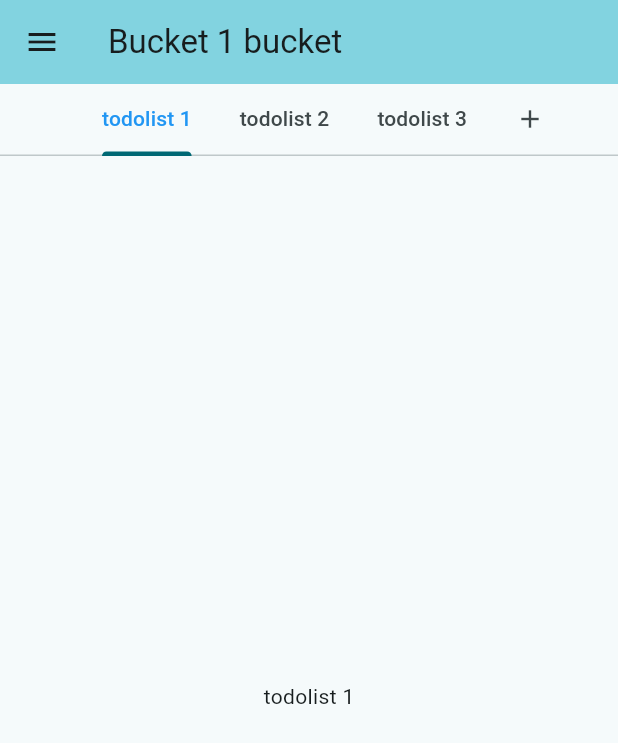
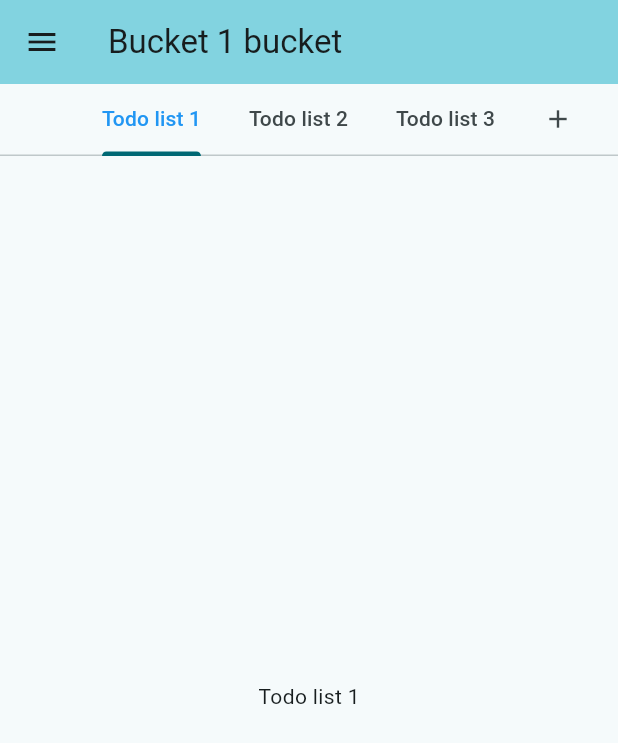
Before and after one commit to kacpereqo/bucket-list, a Flutter app: the screen it shows after launch, on a phone screen of 412 x 824 dp. Shown: the top 743 px of the screen. Run offline on Flutter 3.47's test engine with Material 3 defaults, Android fonts, the phone set to English and light mode, and no system bars.

Commit message:
refa: removed todoService

```diff
--- a/frontend/lib/dto/bucketDTO.dart
+++ b/frontend/lib/dto/bucketDTO.dart
@@ -1,6 +1,10 @@
+import 'package:bucket_list/dto/todoListDTO.dart';
+
 class BucketDTO {
   final int id;
   final String name;
 
-  BucketDTO({required this.id, required this.name});
+  List<TodoListDTO> todoLists = [];
+
+  BucketDTO({required this.id, required this.name, this.todoLists = const []});
 }
--- a/frontend/lib/services/bucketService.dart
+++ b/frontend/lib/services/bucketService.dart
@@ -1,4 +1,5 @@
 import 'package:bucket_list/dto/bucketDTO.dart';
+import 'package:bucket_list/dto/todoListDTO.dart';
 
 class BucketService {
   BucketService._();
@@ -6,17 +7,48 @@ class BucketService {
   static final BucketService instance = BucketService._();
 
   final List<BucketDTO> _lists = [
-    BucketDTO(id: 0, name: "Bucket 1"),
-    BucketDTO(id: 1, name: "Bucket 2"),
-    BucketDTO(id: 2, name: "Bucket 3"),
+    BucketDTO(
+      id: 0,
+      name: "Bucket 1",
+      todoLists: [
+        TodoListDTO(id: 1, name: "Todo list 1"),
+        TodoListDTO(id: 2, name: "Todo list 2"),
+        TodoListDTO(id: 3, name: "Todo list 3"),
+      ],
+    ),
+    BucketDTO(
+      id: 1,
+      name: "Bucket 2",
+      todoLists: [
+        TodoListDTO(id: 4, name: "Todo list 1"),
+        TodoListDTO(id: 5, name: "Todo list 2"),
+        TodoListDTO(id: 6, name: "Todo list 3"),
+      ],
+    ),
+    BucketDTO(
+      id: 2,
+      name: "Bucket 3",
+      todoLists: [
+        TodoListDTO(id: 7, name: "Todo list 1"),
+        TodoListDTO(id: 8, name: "Todo list 2"),
+        TodoListDTO(id: 9, name: "Todo list 3"),
+      ],
+    ),
   ];
 
   List<BucketDTO> getAll() {
     return _lists;
   }
 
-  void add(String name) {
+  void addBucket(String name) {
     _lists.add(BucketDTO(id: _lists.length, name: name));
+  }
+
+  void addTodoList(int bucketId, String name) {
+    _lists
+        .firstWhere((e) => e.id == bucketId)
+        .todoLists
+        .add(TodoListDTO(id: _lists.length, name: name));
   }
 
   void delete(int id) {
--- a/frontend/lib/services/todoService.dart
+++ /dev/null
@@ -1,25 +0,0 @@
-import 'package:bucket_list/dto/todoListDTO.dart';
-
-class TodoService {
-  TodoService._();
-
-  static final TodoService instance = TodoService._();
-
-  final List<TodoListDTO> _lists = [
-    TodoListDTO(id: 0, name: "todolist 1"),
-    TodoListDTO(id: 1, name: "todolist 2"),
-    TodoListDTO(id: 2, name: "todolist 3"),
-  ];
-
-  List<TodoListDTO> getAll() {
-    return _lists;
-  }
-
-  void add(String name) {
-    _lists.add(TodoListDTO(id: _lists.length, name: name));
-  }
-
-  void delete(int id) {
-    _lists.removeWhere((e) => e.id == id);
-  }
-}
--- a/frontend/lib/views/BucketView.dart
+++ b/frontend/lib/views/BucketView.dart
@@ -1,11 +1,11 @@
-import 'package:bucket_list/services/todoService.dart';
+import 'package:bucket_list/dto/bucketDTO.dart';
+import 'package:bucket_list/services/bucketService.dart';
 import 'package:flutter/material.dart';
 import 'package:bucket_list/dto/todoListDTO.dart';
 
 class BucketView extends StatefulWidget {
-  final int id;
-
-  const BucketView({super.key, required this.id});
+  final BucketDTO bucket;
+  const BucketView({super.key, required this.bucket});
 
   @override
   State<BucketView> createState() => _BucketViewState();
@@ -13,17 +13,19 @@ class BucketView extends StatefulWidget {
 
 class _BucketViewState extends State<BucketView>
     with SingleTickerProviderStateMixin {
-  final TodoService todoService = TodoService.instance;
   final TextEditingController nameController = TextEditingController();
 
-  List<TodoListDTO> todoLists = [];
+  TabController? _controller;
 
-  TabController? _controller;
+  BucketService bucketService = BucketService.instance;
 
   void _recreateController() {
     final old = _controller;
 
-    _controller = TabController(length: todoLists.length + 1, vsync: this);
+    _controller = TabController(
+      length: widget.bucket.todoLists.length + 1,
+      vsync: this,
+    );
 
     old?.dispose();
 
@@ -32,7 +34,6 @@ class _BucketViewState extends State<BucketView>
 
   void fetchData() {
     setState(() {
-      todoLists = todoService.getAll();
       _recreateController();
     });
   }
@@ -58,7 +59,6 @@ class _BucketViewState extends State<BucketView>
           ),
           TextButton(
             onPressed: () {
-              todoService.add(nameController.text);
               fetchData();
               Navigator.pop(context);
             },
@@ -72,8 +72,6 @@ class _BucketViewState extends State<BucketView>
   @override
   void initState() {
     super.initState();
-
-    todoLists = todoService.getAll();
     _recreateController();
   }
 
@@ -92,14 +90,14 @@ class _BucketViewState extends State<BucketView>
           isScrollable: true,
           labelColor: Colors.blue,
           onTap: (index) {
-            if (index == todoLists.length) {
-              _controller?.animateTo(todoLists.length - 1);
+            if (index == widget.bucket.todoLists.length) {
+              _controller?.animateTo(widget.bucket.todoLists.length - 1);
 
               showAddDialog();
             }
           },
           tabs: [
-            ...todoLists.map((e) => Tab(text: e.name)),
+            ...widget.bucket.todoLists.map((e) => Tab(text: e.name)),
             const Tab(icon: Icon(Icons.add, size: 20)),
           ],
         ),
@@ -108,7 +106,7 @@ class _BucketViewState extends State<BucketView>
           child: TabBarView(
             controller: _controller,
             children:
-                todoLists.map((e) {
+                widget.bucket.todoLists.map((e) {
                   return Center(child: Text(e.name));
                 }).toList() +
                 [Center()],
--- a/frontend/lib/views/homeView.dart
+++ b/frontend/lib/views/homeView.dart
@@ -1,3 +1,5 @@
+import 'dart:developer';
+
 import 'package:bucket_list/dto/bucketDTO.dart';
 import 'package:bucket_list/services/bucketService.dart';
 import 'package:bucket_list/views/BucketView.dart';
@@ -31,7 +33,7 @@ class _HomeViewState extends State<HomeView> {
     if (sideBarBucketList.isEmpty) {
       currentBucketView = Container();
     } else {
-      currentBucketView = BucketView(id: sideBarBucketList[0].id);
+      currentBucketView = BucketView(bucket: sideBarBucketList[0]);
     }
 
     if (sideBarBucketList.isEmpty) {
@@ -58,7 +60,8 @@ class _HomeViewState extends State<HomeView> {
               title: Text(item.name),
               onTap: () {
                 setState(() {
-                  currentBucketView = BucketView(id: item.id);
+                  currentBucketView = BucketView(bucket: item);
+                  currentBucketName = "${item.name} bucket";
                 });
                 Navigator.pop(context);
               },
```
Also changed, not shown: 12 other files.
